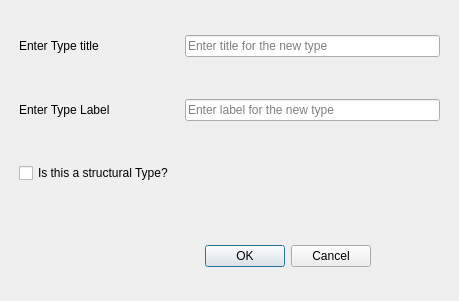
The window that pasta_eln/GUI/ontology_configuration/create_type_dialog.ui (PASTA-ELN/pasta-eln) describes before a commit, drawn with Qt 5.
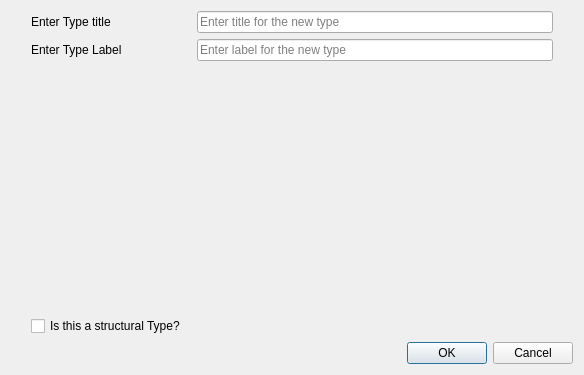
The same window after the commit.

Commit message: - Corrected the alignment of create_type_dialog.ui, enabled auto stretch for the componentes too

Patch:
```diff
--- a/pasta_eln/GUI/ontology_configuration/create_type_dialog.ui
+++ b/pasta_eln/GUI/ontology_configuration/create_type_dialog.ui
@@ -6,39 +6,16 @@
    <rect>
     <x>0</x>
     <y>0</y>
-    <width>459</width>
-    <height>301</height>
+    <width>584</width>
+    <height>375</height>
    </rect>
   </property>
   <property name="windowTitle">
    <string>Create New Type</string>
   </property>
-  <widget class="QDialogButtonBox" name="buttonBox">
-   <property name="geometry">
-    <rect>
-     <x>30</x>
-     <y>240</y>
-     <width>341</width>
-     <height>32</height>
-    </rect>
-   </property>
-   <property name="orientation">
-    <enum>Qt::Horizontal</enum>
-   </property>
-   <property name="standardButtons">
-    <set>QDialogButtonBox::Cancel|QDialogButtonBox::Ok</set>
-   </property>
-  </widget>
-  <widget class="QWidget" name="verticalLayoutWidget">
-   <property name="geometry">
-    <rect>
-     <x>-1</x>
-     <y>-1</y>
-     <width>461</width>
-     <height>221</height>
-    </rect>
-   </property>
-   <layout class="QVBoxLayout" name="mainVerticalLayout">
+  <layout class="QGridLayout" name="gridLayout">
+   <item row="0" column="0">
+    <layout class="QVBoxLayout" name="mainVerticalLayout" stretch="1,1,1,1">
     <property name="leftMargin">
      <number>20</number>
     </property>
@@ -132,7 +109,20 @@
      </layout>
     </item>
     <item>
-     <layout class="QHBoxLayout" name="horizontalLayout_2">
+      <spacer name="verticalSpacer">
+       <property name="orientation">
+        <enum>Qt::Vertical</enum>
+       </property>
+       <property name="sizeHint" stdset="0">
+        <size>
+         <width>20</width>
+         <height>40</height>
+        </size>
+       </property>
+      </spacer>
+     </item>
+     <item>
+      <layout class="QHBoxLayout" name="checkBoxHorizontalLayout">
       <item>
        <widget class="QCheckBox" name="structuralLevelCheckBox">
         <property name="toolTip">
@@ -146,7 +136,18 @@
      </layout>
     </item>
    </layout>
-  </widget>
+   </item>
+   <item row="1" column="0">
+    <widget class="QDialogButtonBox" name="buttonBox">
+     <property name="orientation">
+      <enum>Qt::Horizontal</enum>
+     </property>
+     <property name="standardButtons">
+      <set>QDialogButtonBox::Cancel|QDialogButtonBox::Ok</set>
+     </property>
+    </widget>
+   </item>
+  </layout>
  </widget>
  <resources/>
  <connections>
```
Left out of the diff: 6 changed lines with no effect on the pictures. Lines whose indentation alone changed are shown as unchanged. The commit also changes 1 other file.
